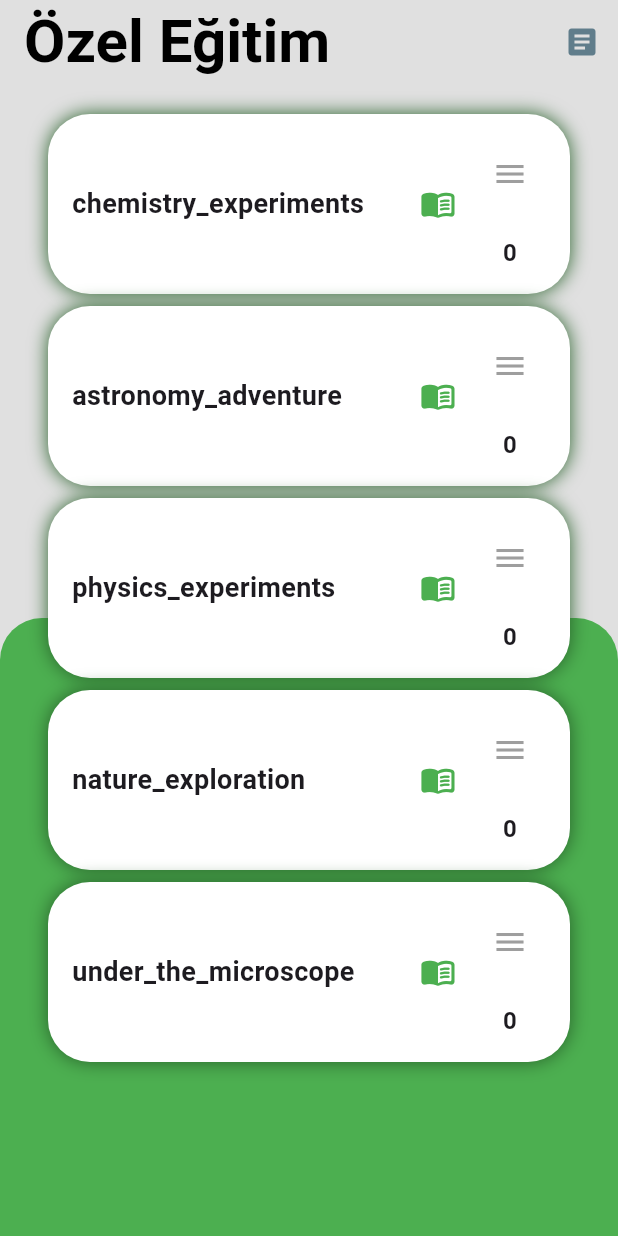
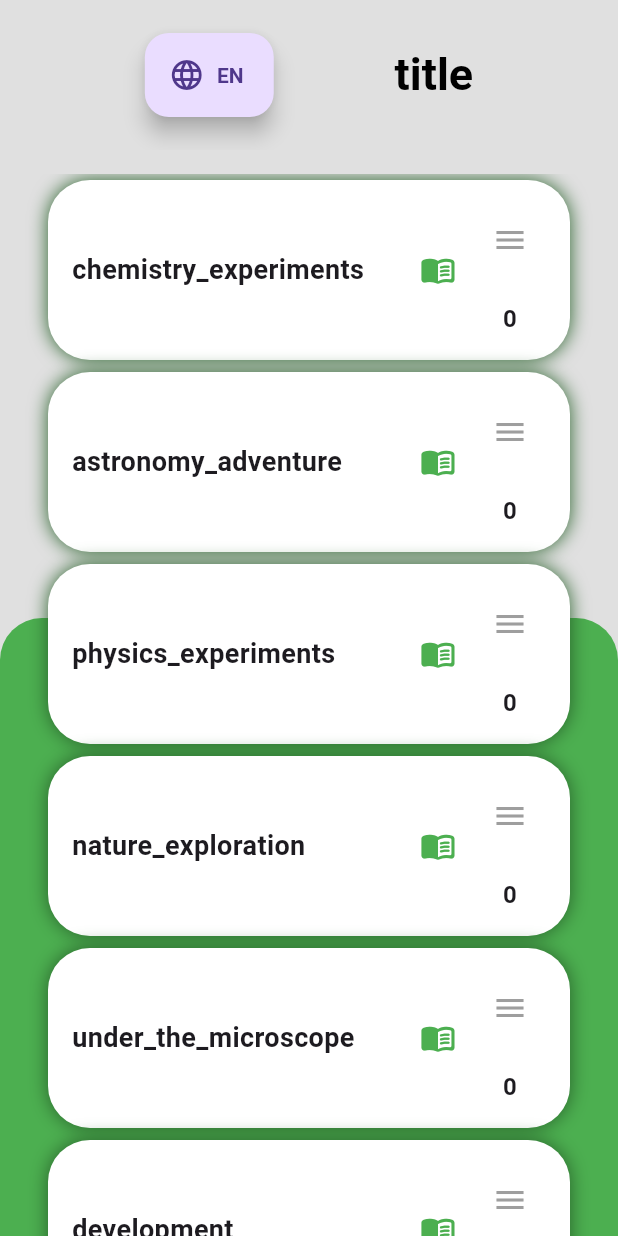
Before and after one commit to CanDorukk/explorelabb, a Flutter app: the screen it shows once a user with an empty profile is signed in, on a phone screen of 412 x 824 dp. Run offline on Flutter 3.47's test engine with Material 3 defaults, Android fonts, the phone set to English and light mode, and no system bars; our stand-ins replace cloud_firestore, firebase_auth, firebase_core, shared_preferences, smooth_page_indicator and 1 more; missing offline and left inert: dart:ffi; accounts and stored records are empty; statements that could not run were skipped.

```diff
--- a/lib/screens/home_page.dart
+++ b/lib/screens/home_page.dart
@@ -1,3 +1,5 @@
+import 'dart:async';
+
 import 'package:explorelab/core/LocaleManager.dart';
 import 'package:explorelab/screens/firestore_service.dart';
 import 'package:explorelab/screens/trainings_page.dart';
@@ -37,39 +39,57 @@ class _HomePageState extends State<HomePage> {
       ItemModel("physics_experiments", "physics_experiments", 0),
       ItemModel("nature_exploration", "nature_exploration", 0),
       ItemModel("under_the_microscope", "under_the_microscope", 0),
+      ItemModel("development", "development", 0),
     ];
     _loadTopicCounts();
   }
 
-  Future<void> _loadTopicCounts() async {
-    // Her bir item için ayrı ayrı sayım yap
+  // Stream'leri dinlemek ve her bir item için topic sayısını almak
+  void _loadTopicCounts() {
     for (final item in items) {
-      try {
-        final count = await _firestoreService.getTopicCount(item.id);
-
-        // Debug çıktısı ekliyoruz
-        debugPrint('${item.id} için konu sayısı: $count');
-
+      Stream<int> stream = _firestoreService.getTopicCountStream(item.id);
+      stream.listen((count) {
         setState(() {
-          item.dersSayi = count;
+          item.dersSayi = count; // Topic sayısını güncelleriz
         });
-      } catch (e) {
-        debugPrint('Hata: ${item.id} - $e');
-        setState(() {
-          item.dersSayi = 0; // Hata durumunda 0 göster
       });
-      }
     }
   }
 
   Widget _buildTitle() {
-    return Text(
-      "Özel Eğitim",
+    final localManager = Provider.of<LocalManager>(context);
+
+    return Row(
+      mainAxisAlignment: MainAxisAlignment.spaceEvenly,
+      children: [
+        Row(
+          children: [
+            FloatingActionButton.extended(
+              onPressed: () {
+                final isTurkish =
+                    localManager.currentLocale.languageCode == 'tr';
+                final newLocale =
+                    isTurkish ? const Locale('en') : const Locale('tr');
+                localManager.changeLocale(newLocale);
+              },
+              icon: Icon(Icons.language),
+              label: Text(
+                localManager.currentLocale.languageCode.toUpperCase(),
+                style: TextStyle(fontWeight: FontWeight.bold),
+              ),
+            ),
+          ],
+        ),
+        Text(
+          localManager.translate('title'),
           style: TextStyle(
-          fontSize: 40, color: Colors.black, fontWeight: FontWeight.bold),
+              fontSize: 30, color: Colors.black, fontWeight: FontWeight.bold),
+        ),
+      ],
     );
   }
 
+  // StreamBuilder ile dinamik verileri alıyoruz
   Widget _buildItemCardChild(ItemModel item) {
     final localManager = Provider.of<LocalManager>(context);
 
@@ -95,7 +115,7 @@ class _HomePageState extends State<HomePage> {
               onPressed: () => _navigateToTrainings(item.id),
               icon: Icon(Icons.menu_book_rounded),
               color: accentColor,
-            )
+            ),
           ],
         ),
         Column(
@@ -105,12 +125,27 @@ class _HomePageState extends State<HomePage> {
               onPressed: () => _navigateToTrainings(item.id),
               icon: Icon(Icons.menu, color: Colors.grey),
             ),
-            Text(
+            StreamBuilder<int>(
+              stream: _firestoreService.getTopicCountStream(
+                  item.id), // Stream üzerinden veri alıyoruz
+              builder: (context, snapshot) {
+                if (snapshot.connectionState == ConnectionState.waiting) {
+                  return CircularProgressIndicator();
+                } else if (snapshot.hasError) {
+                  return Text('Hata: ${snapshot.error}');
+                } else if (!snapshot.hasData) {
+                  return Text('Veri yok');
+                } else {
+                  item.dersSayi = snapshot.data!;
+                  return Text(
                     item.dersSayi.toString(),
                     style: TextStyle(
                       fontSize: 16,
                       fontWeight: FontWeight.bold,
                     ),
+                  );
+                }
+              },
             ),
           ],
         ),
@@ -163,17 +198,15 @@ class _HomePageState extends State<HomePage> {
     return Scaffold(
       backgroundColor: Colors.grey[300],
       appBar: AppBar(
+        toolbarHeight: 100,
+        centerTitle: true,
         elevation: 0,
         backgroundColor: Colors.grey[300],
         title: _buildTitle(),
-        actions: <Widget>[
-          IconButton(
-            onPressed: () => _navigateToTrainings("0"),
-            icon: Icon(Icons.article, color: Colors.blueGrey),
-          )
-        ],
+        actions: <Widget>[],
       ),
-      body: Container(
+      body: SafeArea(
+        child: Container(
           margin: EdgeInsets.only(top: 16),
           child: Stack(
             children: <Widget>[
@@ -195,6 +228,7 @@ class _HomePageState extends State<HomePage> {
             ],
           ),
         ),
+      ),
     );
   }
 }
```
Also changed, not shown: lib/screens/firestore_service.dart (+11 -12 lines), lib/screens/lessons_page.dart (+80 -21 lines), lib/screens/trainings_page.dart (+7 -2 lines). Lines whose indentation alone changed are shown as unchanged.
